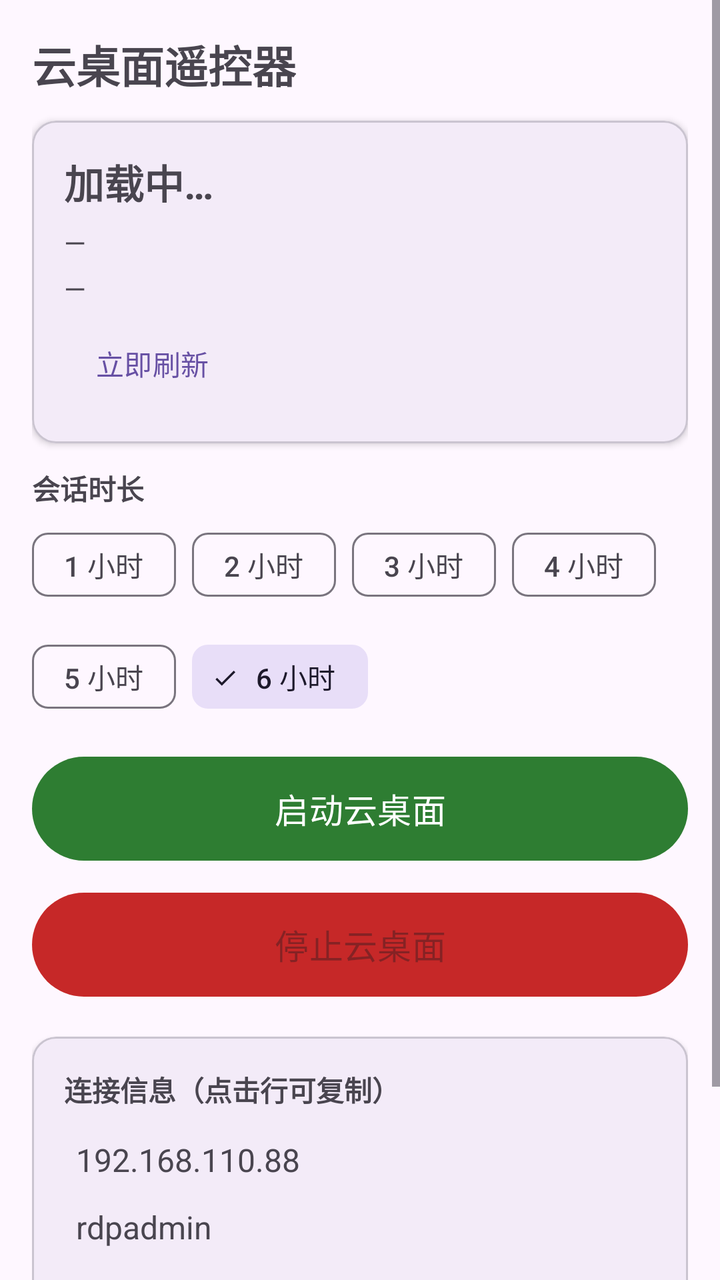
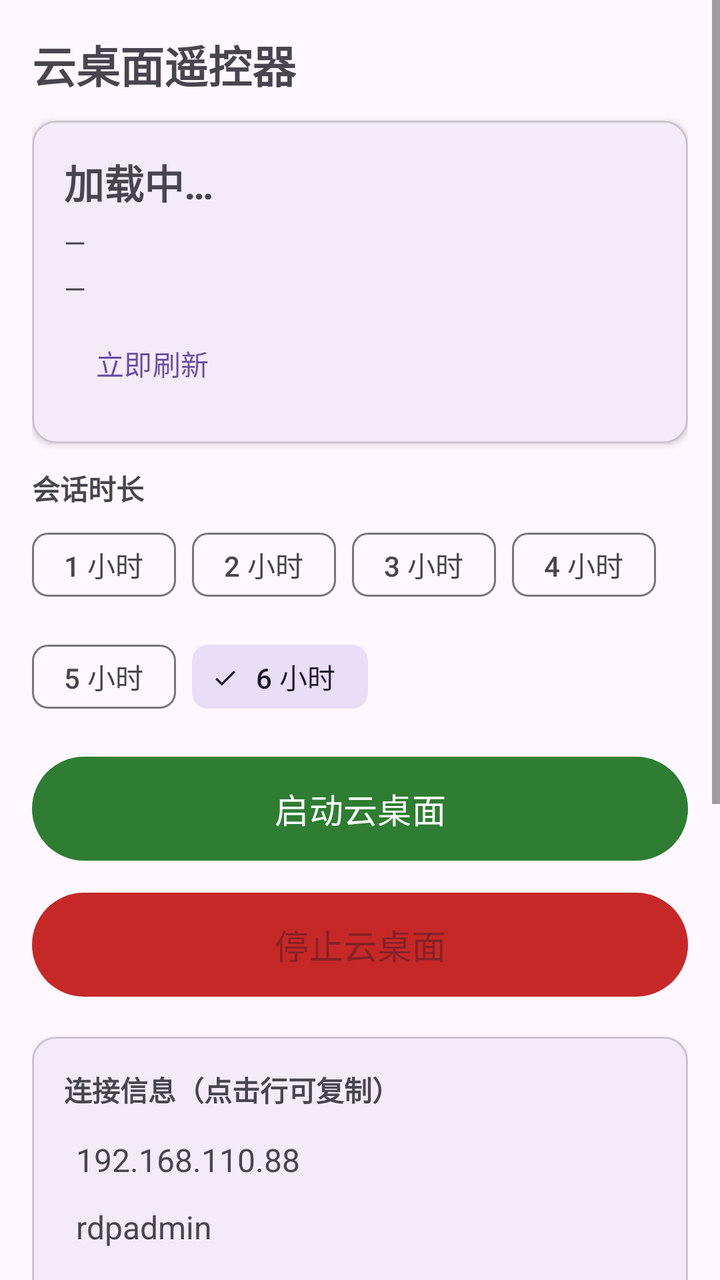

An Android layout rendered at two revisions. The XML below is the earlier revision; the diff shows what the commit changed to produce the second picture.
<!-- AndroidManifest.xml: application theme Theme.Controller -->
<!-- res/layout/activity_main.xml -->
<?xml version="1.0" encoding="utf-8"?>
<ScrollView xmlns:android="http://schemas.android.com/apk/res/android"
    xmlns:app="http://schemas.android.com/apk/res-auto"
    android:layout_width="match_parent"
    android:layout_height="match_parent"
    android:fillViewport="true">

    <LinearLayout
        android:layout_width="match_parent"
        android:layout_height="wrap_content"
        android:orientation="vertical"
        android:padding="16dp">

        <TextView
            android:layout_width="wrap_content"
            android:layout_height="wrap_content"
            android:text="@string/app_name"
            android:textSize="22sp"
            android:textStyle="bold"
            android:layout_marginBottom="12dp" />

        
        <com.google.android.material.card.MaterialCardView
            android:layout_width="match_parent"
            android:layout_height="wrap_content"
            app:cardCornerRadius="12dp"
            app:cardElevation="2dp"
            android:layout_marginBottom="12dp">

            <LinearLayout
                android:layout_width="match_parent"
                android:layout_height="wrap_content"
                android:orientation="vertical"
                android:padding="16dp">

                <TextView
                    android:id="@+id/tvStatus"
                    android:layout_width="wrap_content"
                    android:layout_height="wrap_content"
                    android:textSize="20sp"
                    android:textStyle="bold"
                    android:text="加载中…" />

                <TextView
                    android:id="@+id/tvElapsed"
                    android:layout_width="wrap_content"
                    android:layout_height="wrap_content"
                    android:layout_marginTop="6dp"
                    android:textSize="14sp"
                    android:text="—" />

                <TextView
                    android:id="@+id/tvRemaining"
                    android:layout_width="wrap_content"
                    android:layout_height="wrap_content"
                    android:layout_marginTop="4dp"
                    android:textSize="14sp"
                    android:text="—" />

                <com.google.android.material.button.MaterialButton
                    android:id="@+id/btnRefresh"
                    style="@style/Widget.Material3.Button.TextButton"
                    android:layout_width="wrap_content"
                    android:layout_height="wrap_content"
                    android:layout_marginTop="4dp"
                    android:text="立即刷新" />
            </LinearLayout>
        </com.google.android.material.card.MaterialCardView>

        
        <TextView
            android:layout_width="wrap_content"
            android:layout_height="wrap_content"
            android:text="会话时长"
            android:textSize="14sp"
            android:textStyle="bold"
            android:layout_marginBottom="4dp" />

        <com.google.android.material.chip.ChipGroup
            android:id="@+id/chipGroup"
            android:layout_width="match_parent"
            android:layout_height="wrap_content"
            app:singleSelection="true"
            app:selectionRequired="true">

            <com.google.android.material.chip.Chip
                android:id="@+id/chip1"
                style="@style/Widget.Material3.Chip.Filter"
                android:layout_width="wrap_content"
                android:layout_height="wrap_content"
                android:text="1 小时" />

            <com.google.android.material.chip.Chip
                android:id="@+id/chip2"
                style="@style/Widget.Material3.Chip.Filter"
                android:layout_width="wrap_content"
                android:layout_height="wrap_content"
                android:text="2 小时" />

            <com.google.android.material.chip.Chip
                android:id="@+id/chip3"
                style="@style/Widget.Material3.Chip.Filter"
                android:layout_width="wrap_content"
                android:layout_height="wrap_content"
                android:text="3 小时" />

            <com.google.android.material.chip.Chip
                android:id="@+id/chip4"
                style="@style/Widget.Material3.Chip.Filter"
                android:layout_width="wrap_content"
                android:layout_height="wrap_content"
                android:text="4 小时" />

            <com.google.android.material.chip.Chip
                android:id="@+id/chip5"
                style="@style/Widget.Material3.Chip.Filter"
                android:layout_width="wrap_content"
                android:layout_height="wrap_content"
                android:text="5 小时" />

            <com.google.android.material.chip.Chip
                android:id="@+id/chip6"
                style="@style/Widget.Material3.Chip.Filter"
                android:layout_width="wrap_content"
                android:layout_height="wrap_content"
                android:checked="true"
                android:text="6 小时" />
        </com.google.android.material.chip.ChipGroup>

        
        <com.google.android.material.button.MaterialButton
            android:id="@+id/btnStart"
            android:layout_width="match_parent"
            android:layout_height="60dp"
            android:layout_marginTop="12dp"
            android:text="启动云桌面"
            android:textSize="17sp"
            app:backgroundTint="#2E7D32" />

        <com.google.android.material.button.MaterialButton
            android:id="@+id/btnStop"
            android:layout_width="match_parent"
            android:layout_height="60dp"
            android:layout_marginTop="8dp"
            android:enabled="false"
            android:text="停止云桌面"
            android:textSize="17sp"
            app:backgroundTint="#C62828" />

        
        <com.google.android.material.card.MaterialCardView
            android:layout_width="match_parent"
            android:layout_height="wrap_content"
            app:cardCornerRadius="12dp"
            app:cardElevation="2dp"
            android:layout_marginTop="16dp">

            <LinearLayout
                android:layout_width="match_parent"
                android:layout_height="wrap_content"
                android:orientation="vertical"
                android:padding="16dp">

                <TextView
                    android:layout_width="wrap_content"
                    android:layout_height="wrap_content"
                    android:text="连接信息（点击行可复制）"
                    android:textSize="14sp"
                    android:textStyle="bold" />

                <TextView
                    android:id="@+id/tvIp"
                    android:layout_width="wrap_content"
                    android:layout_height="wrap_content"
                    android:layout_marginTop="8dp"
                    android:padding="6dp"
                    android:text="192.168.110.88"
                    android:textIsSelectable="true"
                    android:textSize="16sp" />

                <TextView
                    android:id="@+id/tvUser"
                    android:layout_width="wrap_content"
                    android:layout_height="wrap_content"
                    android:padding="6dp"
                    android:text="rdpadmin"
                    android:textIsSelectable="true"
                    android:textSize="16sp" />

                <TextView
                    android:id="@+id/tvPwd"
                    android:layout_width="wrap_content"
                    android:layout_height="wrap_content"
                    android:padding="6dp"
                    android:text="密码：点击复制"
                    android:textSize="16sp" />
            </LinearLayout>
        </com.google.android.material.card.MaterialCardView>

        <com.google.android.material.button.MaterialButton
            android:id="@+id/btnSettings"
            style="@style/Widget.Material3.Button.TextButton"
            android:layout_width="wrap_content"
            android:layout_height="wrap_content"
            android:layout_gravity="center_horizontal"
            android:layout_marginTop="8dp"
            android:text="设置" />

    </LinearLayout>
</ScrollView>
<!-- resources referenced by this layout -->
<resources>
  <string name="app_name">云桌面遥控器</string>
  <style name="Theme.Controller" parent="Theme.Material3.DayNight.NoActionBar" />
</resources>

<!-- the commit's change to res/layout/activity_main.xml (unified diff, before → after) -->
@@ -197,6 +197,73 @@
             </LinearLayout>
         </com.google.android.material.card.MaterialCardView>
 
+        
+        <com.google.android.material.card.MaterialCardView
+            android:layout_width="match_parent"
+            android:layout_height="wrap_content"
+            app:cardCornerRadius="12dp"
+            app:cardElevation="2dp"
+            android:layout_marginTop="12dp">
+
+            <LinearLayout
+                android:layout_width="match_parent"
+                android:layout_height="wrap_content"
+                android:orientation="vertical"
+                android:padding="16dp">
+
+                <TextView
+                    android:id="@+id/tvLinkTitle"
+                    android:layout_width="match_parent"
+                    android:layout_height="wrap_content"
+                    android:text="AI 助手连接提示词"
+                    android:textSize="14sp"
+                    android:textStyle="bold" />
+
+                <TextView
+                    android:id="@+id/tvLinkInfo"
+                    android:layout_width="match_parent"
+                    android:layout_height="wrap_content"
+                    android:layout_marginTop="6dp"
+                    android:text="尚未同步"
+                    android:textSize="12sp" />
+
+                <TextView
+                    android:id="@+id/tvLinkMcp"
+                    android:layout_width="match_parent"
+                    android:layout_height="wrap_content"
+                    android:layout_marginTop="8dp"
+                    android:padding="6dp"
+                    android:text="MCP 地址：—"
+                    android:textIsSelectable="true"
+                    android:textSize="14sp" />
+
+                <TextView
+                    android:id="@+id/tvLinkToken"
+                    android:layout_width="match_parent"
+                    android:layout_height="wrap_content"
+                    android:padding="6dp"
+                    android:text="Bearer Token：—"
+                    android:textIsSelectable="true"
+                    android:textSize="14sp" />
+
+                <com.google.android.material.button.MaterialButton
+                    android:id="@+id/btnCopyPrompt"
+                    android:layout_width="match_parent"
+                    android:layout_height="wrap_content"
+                    android:layout_marginTop="8dp"
+                    android:enabled="false"
+                    android:text="复制完整提示词" />
+
+                <com.google.android.material.button.MaterialButton
+                    android:id="@+id/btnRefreshLink"
+                    style="@style/Widget.Material3.Button.TextButton"
+                    android:layout_width="wrap_content"
+                    android:layout_height="wrap_content"
+                    android:layout_gravity="end"
+                    android:text="刷新连接信息" />
+            </LinearLayout>
+        </com.google.android.material.card.MaterialCardView>
+
         <com.google.android.material.button.MaterialButton
             android:id="@+id/btnSettings"
             style="@style/Widget.Material3.Button.TextButton"
